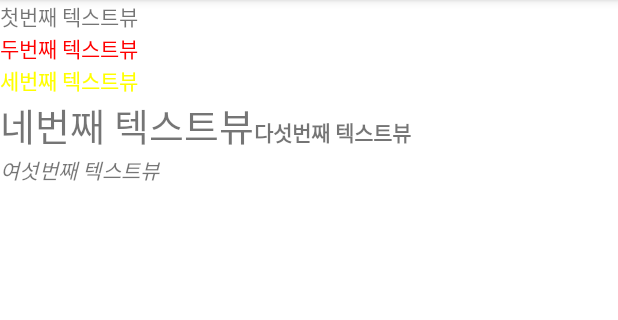
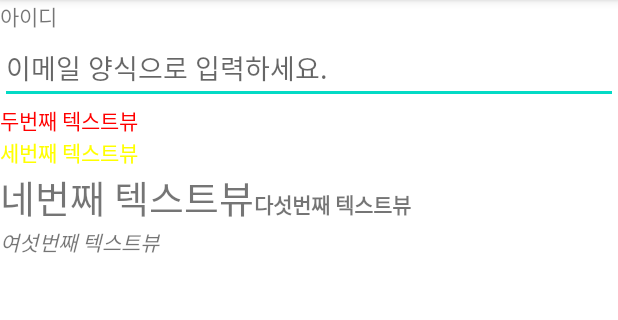
Before and after one commit to Eun-Hee/UIPractice_20210207, an Android app: the screen it shows after launch (MainActivity), on a phone screen of 412 x 824 dp, the part 84-404 px from its top. Run offline under Robolectric (Android 15) with nearby library versions, the phone set to English and light mode, and no system bars.

Commit message:
EditText 배치 + hint 속성 체험

```diff
--- a/app/src/main/res/layout/activity_main.xml
+++ b/app/src/main/res/layout/activity_main.xml
@@ -10,7 +10,12 @@
     <TextView
         android:layout_width="wrap_content"
         android:layout_height="wrap_content"
-        android:text="첫번째 텍스트뷰"/>
+        android:text="아이디"/>
+
+    <EditText
+        android:layout_width="match_parent"
+        android:layout_height="wrap_content"
+        android:hint="이메일 양식으로 입력하세요."/>
 
     <TextView
         android:layout_width="wrap_content"
```
